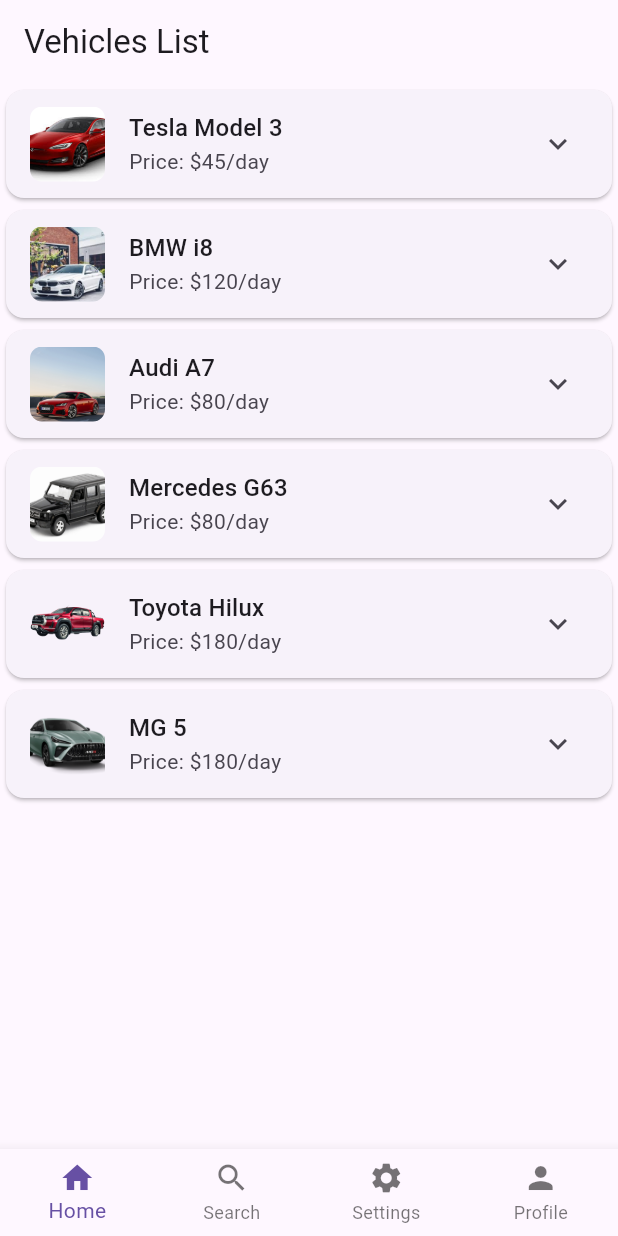
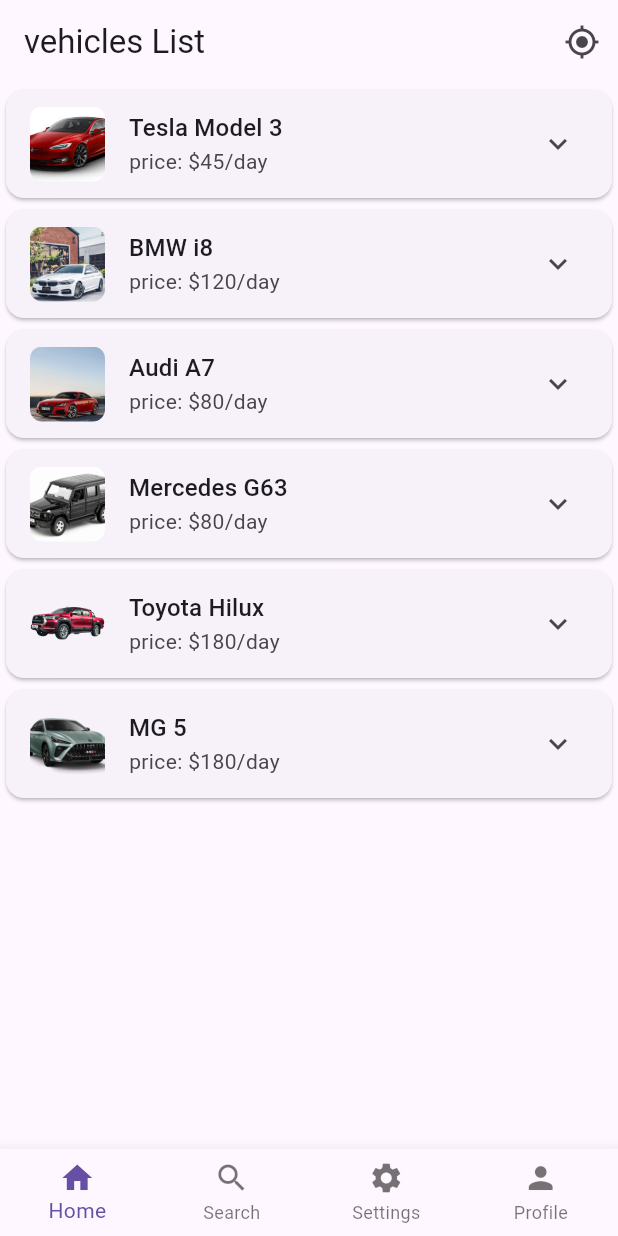
Before and after one commit to popcodelab/ezcars, a Flutter app: the screen it shows after launch, on a phone screen of 412 x 824 dp. Run offline on Flutter 3.47's test engine with Material 3 defaults, Android fonts, the phone set to English and light mode, and no system bars; our stand-ins replace geocoding, geolocator, google_maps_flutter; generated files the repository leaves out were written again.

Commit message:
Home : refactoring of the UI + Service to get the address of the vehicule from GPS coordinates using Google Maps

```diff
--- a/lib/features/home/home_screen.dart
+++ b/lib/features/home/home_screen.dart
@@ -1,15 +1,20 @@
-import 'package:ezcars/extensions/string_extensions.dart';
 import 'package:flutter/material.dart';
+import 'package:geolocator/geolocator.dart';
+import 'package:ezcars/services/impl/location_service.dart';
+import 'package:flutter_gen/gen_l10n/app_localizations.dart';
+import 'widgets/vehicle_list_item.dart';
 import 'package:ezcars/models/vehicle.dart';
 import 'package:ezcars/services/impl/vehicle_service.dart';
-import 'package:flutter_gen/gen_l10n/app_localizations.dart';
-
-import 'widgets/vehicle_list_item.dart';
 
 class HomeScreen extends StatefulWidget {
   final VehicleService vehicleService; // Service to fetch the list of vehicles
+  final LocationService locationService; // Service to handle location fetching
 
-  const HomeScreen({super.key, required this.vehicleService});
+  const HomeScreen({
+    super.key,
+    required this.vehicleService,
+    required this.locationService,
+  });
 
   @override
   _HomeScreenState createState() => _HomeScreenState();
@@ -42,12 +47,36 @@
     });
   }
 
+  /// Fetch the user's location and handle errors
+  Future<void> _fetchUserLocation() async {
+    try {
+      Position? position = await widget.locationService.fetchUserLocation(context);
+      if (position != null) {
+        // Show the position in a snackbar (you can update the logic as needed)
+        ScaffoldMessenger.of(context).showSnackBar(
+          SnackBar(content: Text('Location fetched: ${position.latitude}, ${position.longitude}')),
+        );
+      }
+    } catch (error) {
+      // Show the error message in a snackbar using the localized message from LocationService
+      ScaffoldMessenger.of(context).showSnackBar(
+        SnackBar(content: Text(error.toString())),
+      );
+    }
+  }
+
   @override
   Widget build(BuildContext context) {
     return Scaffold(
       appBar: AppBar(
         // Display the title using localized text with fallback
-        title: Text(AppLocalizations.of(context)?.vehicles_list.capitalize() ?? 'Vehicle List'),
+        title: Text(AppLocalizations.of(context)?.vehicles_list ?? 'Vehicle List'),
+        actions: [
+          IconButton(
+            icon: const Icon(Icons.my_location),
+            onPressed: _fetchUserLocation, // Fetch user location on button press
+          ),
+        ],
       ),
       body: RefreshIndicator(
         onRefresh: _refreshVehicles, // Handle pull-to-refresh
@@ -56,17 +85,17 @@
           builder: (context, snapshot) {
             if (snapshot.connectionState == ConnectionState.waiting) {
               // Show a loading message while fetching vehicles
-              return Center(child: Text(AppLocalizations.of(context)?.loading_vehicles.capitalize() ??'Loading vehicles...'));
+              return Center(child: Text(AppLocalizations.of(context)?.loading_vehicles ?? 'Loading vehicles...'));
             }
             if (snapshot.hasError) {
               // Show an error message if something went wrong during the fetch
-              return Center(child: Text(AppLocalizations.of(context)?.error_fetching_vehicles.capitalize() ??'Failed to load vehicles. Please try again.'));
+              return Center(child: Text(AppLocalizations.of(context)?.error_fetching_vehicles ?? 'Failed to load vehicles. Please try again.'));
             }
 
             final vehicleList = snapshot.data ?? [];
             if (vehicleList.isEmpty) {
               // Show a message if there are no vehicles available
-              return Center(child: Text(AppLocalizations.of(context)?.no_vehicles_available.capitalize() ??'No vehicles available.'));
+              return Center(child: Text(AppLocalizations.of(context)?.no_vehicles_available ?? 'No vehicles available.'));
             }
 
             // Build the list of vehicles
@@ -81,6 +110,7 @@
                   vehicle: vehicle,
                   isSelected: isSelected,
                   onTap: () => _toggleVehicleDetails(index), // Toggle visibility of details
+                  locationService: widget.locationService, // Pass locationService to VehicleListItem
                 );
               },
             );
--- a/lib/features/home/widgets/vehicle_list_item.dart
+++ b/lib/features/home/widgets/vehicle_list_item.dart
@@ -1,21 +1,21 @@
-import 'package:ezcars/extensions/string_extensions.dart';
 import 'package:flutter/material.dart';
-
-import '../../../models/vehicle.dart';
+import 'package:ezcars/models/vehicle.dart';
 import 'vehicle_details.dart';
+import 'package:ezcars/services/i_location_service.dart';
 import 'package:flutter_gen/gen_l10n/app_localizations.dart';
 
-/// A modularized component for displaying a vehicle in a list item.
 class VehicleListItem extends StatelessWidget {
   final Vehicle vehicle;
   final bool isSelected;
   final VoidCallback onTap;
+  final ILocationService locationService; // Add this if needed for fetching the location
 
   const VehicleListItem({
     Key? key,
     required this.vehicle,
     required this.isSelected,
     required this.onTap,
+    required this.locationService, // Pass the location service
   }) : super(key: key);
 
   @override
@@ -24,40 +24,36 @@
       child: Column(
         children: [
           ListTile(
-            // Tap the entire ListTile to show/hide vehicle details
-            onTap: onTap, // Handles toggling details
-            // Display the vehicle's image from the assets folder
+            onTap: onTap, // Handles toggling details when tapping the entire ListTile
+
             leading: ClipRRect(
               borderRadius: BorderRadius.circular(8),
               child: Image.asset(
-                vehicle.imageUrl, // Asset path for the image
+                vehicle.imageUrl,
                 width: 50,
                 height: 50,
-                fit: BoxFit.cover, // Ensure the image fits within the box
+                fit: BoxFit.cover,
                 errorBuilder: (context, error, stackTrace) {
-                  // Fallback to an icon if the image fails to load
                   return const Icon(Icons.car_rental, size: 50, color: Colors.grey);
                 },
               ),
             ),
-            // Display the vehicle model using theme-based styling
             title: Text(
               vehicle.model,
-              style: Theme.of(context).textTheme.titleMedium, // Use theme's subtitle style
+              style: Theme.of(context).textTheme.titleMedium,
             ),
-            // Display the vehicle price using localized text
             subtitle: Text(
-              '${AppLocalizations.of(context)?.price.capitalize()??'Price'}: ${vehicle.price}',
+              '${AppLocalizations.of(context)?.price ?? 'Price'}: ${vehicle.price}',
             ),
-            // Show an expand/collapse icon based on the selected state
             trailing: Icon(isSelected ? Icons.expand_less : Icons.expand_more),
           ),
-          // Show vehicle details if this item is selected
           if (isSelected)
             Padding(
               padding: const EdgeInsets.all(8.0),
-              // Display the detailed information of the vehicle
-              child: VehicleDetails(vehicle: vehicle),
+              child: VehicleDetails(
+                vehicle: vehicle,
+                locationService: locationService, // Pass the location service if required
+              ),
             ),
         ],
       ),
--- a/lib/features/search/search_screen.dart
+++ b/lib/features/search/search_screen.dart
@@ -16,13 +16,14 @@
 import 'services/impl/map_service.dart';
 import 'services/impl/map_transparent_circle_service.dart'; // New transparent circle service
 import 'utilities/date_time_formatter.dart';
-import 'widgets/vehicules_list_widget.dart';
 import 'widgets/date_time/custom_date_range_picker.dart';
 import 'widgets/date_time/date_time_picker_tile.dart';
 import 'widgets/location_picker_tile.dart';
 import 'widgets/places_autocompletion_with_history.dart'; // Utility for formatting dates
 
 import 'package:flutter_gen/gen_l10n/app_localizations.dart';
+
+import 'widgets/vehicules_list_widget.dart';
 
 
 
@@ -100,7 +101,7 @@
       _loadingLocation = true; // Show loading while fetching location
     });
 
-    final position = await _mapService.fetchUserLocation(); // Fetch user location
+    final position = await _mapService.fetchUserLocation(context); // Fetch user location
     if (mounted && position != null) {
       setState(() {
         _currentLatLng = position; // Update the user's location
--- a/lib/features/search/services/i_map_service.dart
+++ b/lib/features/search/services/i_map_service.dart
@@ -1,4 +1,5 @@
 import 'dart:typed_data';
+import 'package:flutter/material.dart';
 import 'package:google_maps_flutter/google_maps_flutter.dart';
 import '../../../models/vehicle.dart';
 import '../providers/rental_period_provider.dart';
@@ -16,7 +17,7 @@
   ///
   /// Returns a [LatLng] object with the user's latitude and longitude,
   /// or `null` if the location cannot be fetched.
-  Future<LatLng?> fetchUserLocation();
+  Future<LatLng?> fetchUserLocation(BuildContext context);
 
   /// Updates the transparent circles around the user's current location.
   ///
--- a/lib/features/search/services/impl/map_service.dart
+++ b/lib/features/search/services/impl/map_service.dart
@@ -58,9 +58,9 @@
   /// Returns a `LatLng` object or `null` if the location could not be fetched.
   /// Handles potential errors by returning null.
   @override
-  Future<LatLng?> fetchUserLocation() async {
+  Future<LatLng?> fetchUserLocation(BuildContext context) async {
     try {
-      final position = await locationService.fetchUserLocation();
+      final position = await locationService.fetchUserLocation(context);
       if (position != null) {
         return LatLng(position.latitude, position.longitude);
       }
--- a/lib/main_screen.dart
+++ b/lib/main_screen.dart
@@ -1,8 +1,10 @@
-import 'package:ezcars/services/impl/vehicle_service.dart'; // Import the VehicleService
-import 'features/search/search_screen.dart';
 import 'package:flutter/material.dart';
 import 'package:flutter_gen/gen_l10n/app_localizations.dart';
-import 'features/home/home_screen.dart'; // Import updated HomeScreen
+import 'package:ezcars/services/impl/location_service.dart';  // Import the LocationService
+import 'package:ezcars/services/impl/vehicle_service.dart';   // Import the VehicleService
+
+import 'features/search/search_screen.dart';
+import 'features/home/home_screen.dart';  // Import updated HomeScreen
 import 'features/profile_screen.dart';
 import 'features/settings/settings_screen.dart';
 
@@ -17,20 +19,34 @@
   // Index of the currently selected tab
   int _selectedIndex = 0;
 
-  // List of screens corresponding to each tab
-  final List<Widget> _screens = [
-    HomeScreen(vehicleService: VehicleService()), // Home screen with VehicleService dependency
-    const SearchScreen(), // Search screen
-    const SettingsScreen(), // Settings screen
-    const ProfileScreen(), // Profile screen
-  ];
+  late List<Widget> _screens;
+
+  @override
+  void initState() {
+    super.initState();
+
+    // Initialize services
+    final vehicleService = VehicleService();  // Initialize VehicleService
+    final locationService = LocationService(); // Initialize LocationService
+
+    // List of screens corresponding to each tab
+    _screens = [
+      HomeScreen(
+        vehicleService: vehicleService,
+        locationService: locationService,
+      ),  // Home screen with VehicleService and LocationService dependency
+      const SearchScreen(),  // Search screen
+      const SettingsScreen(),  // Settings screen
+      const ProfileScreen(),  // Profile screen
+    ];
+  }
 
   @override
   Widget build(BuildContext context) {
     return Scaffold(
       // The body contains the screen corresponding to the selected index
       body: SafeArea(
-        child: _screens[_selectedIndex], // Display the current screen
+        child: _screens[_selectedIndex],  // Display the current screen
       ),
       // BottomNavigationBar used to switch between different screens
       bottomNavigationBar: _buildBottomNavigationBar(context),
@@ -40,32 +56,32 @@
   // Method to handle tab selection in BottomNavigationBar
   void _onDestinationSelected(int index) {
     setState(() {
-      _selectedIndex = index; // Update the selected index
+      _selectedIndex = index;  // Update the selected index
     });
   }
 
   // Method to build the BottomNavigationBar
   BottomNavigationBar _buildBottomNavigationBar(BuildContext context) {
     return BottomNavigationBar(
-      currentIndex: _selectedIndex, // Set the current active tab
-      onTap: _onDestinationSelected, // Call the method to handle tab switching
-      type: BottomNavigationBarType.fixed, // Ensure the bar items are always visible
+      currentIndex: _selectedIndex,  // Set the current active tab
+      onTap: _onDestinationSelected,  // Call the method to handle tab switching
+      type: BottomNavigationBarType.fixed,  // Ensure the bar items are always visible
       items: [
         _buildBottomNavigationBarItem(
           icon: Icons.home,
-          label: AppLocalizations.of(context)?.nav_home ?? 'Home', // Fallback to 'Home' if localization fails
+          label: AppLocalizations.of(context)?.nav_home ?? 'Home',  // Fallback to 'Home' if localization fails
         ),
         _buildBottomNavigationBarItem(
           icon: Icons.search,
-          label: AppLocalizations.of(context)?.nav_search ?? 'Search', // Fallback to 'Search' if localization fails
+          label: AppLocalizations.of(context)?.nav_search ?? 'Search',  // Fallback to 'Search' if localization fails
         ),
         _buildBottomNavigationBarItem(
           icon: Icons.settings,
-          label: AppLocalizations.of(context)?.nav_settings ?? 'Settings', // Fallback to 'Settings' if localization fails
+          label: AppLocalizations.of(context)?.nav_settings ?? 'Settings',  // Fallback to 'Settings' if localization fails
         ),
         _buildBottomNavigationBarItem(
           icon: Icons.person,
-          label: AppLocalizations.of(context)?.nav_profile ?? 'Profile', // Fallback to 'Profile' if localization fails
+          label: AppLocalizations.of(context)?.nav_profile ?? 'Profile',  // Fallback to 'Profile' if localization fails
         ),
       ],
     );
@@ -77,8 +93,8 @@
     required String label,
   }) {
     return BottomNavigationBarItem(
-      icon: Icon(icon), // Icon for the tab
-      label: label, // Label for the tab
+      icon: Icon(icon),  // Icon for the tab
+      label: label,  // Label for the tab
     );
   }
 }
--- a/pubspec.yaml
+++ b/pubspec.yaml
@@ -32,6 +32,8 @@
     sdk: flutter
 
   provider: ^6.1.2
+
+  http: ^1.2.2  # Add the http package version
 
   # #docregion flutter-localizations
   flutter_localizations:
```
Also changed, not shown: assets/l10n/app_en.arb (+30 -2 lines), assets/l10n/app_fr.arb (+30 -2 lines), lib/features/home/widgets/vehicle_details.dart (+74 -14 lines), lib/services/i_location_service.dart (+7 -7 lines), lib/services/impl/location_service.dart (+55 -18 lines), pubspec.lock, 1 other file.
